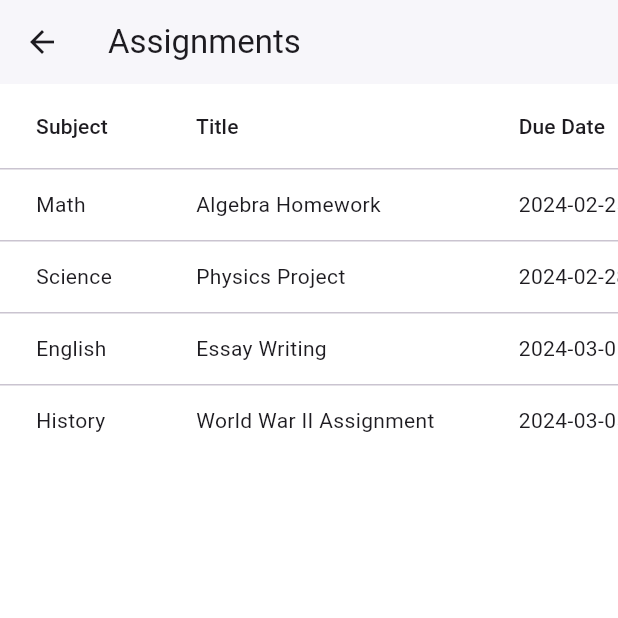
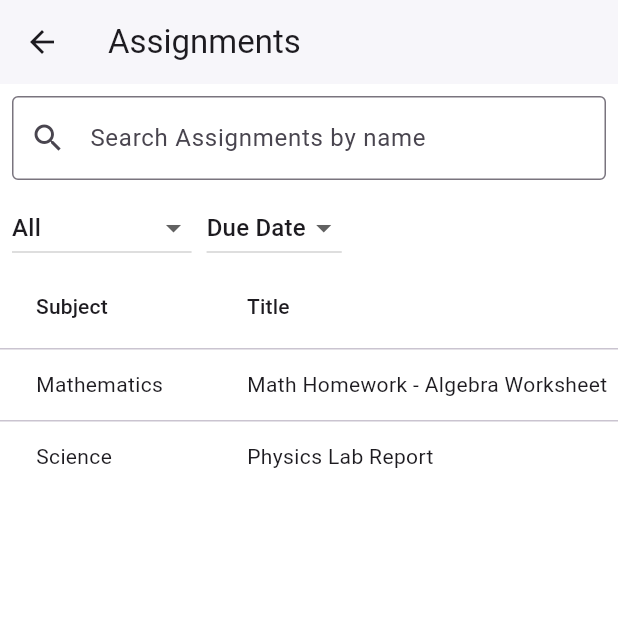
Before and after one commit to Amitkumarkoli/EduBridge, a Flutter app: the AssignmentScreen screen opened directly, on a phone screen of 412 x 824 dp, the top half of it. Run offline on Flutter 3.47's test engine with Material 3 defaults, Android fonts, the phone set to English and light mode, and no system bars; statements that could not run were skipped.

Commit message:
feat on assignment screen

```diff
--- a/lib/features/presentation/screens/assignment_screen.dart
+++ b/lib/features/presentation/screens/assignment_screen.dart
@@ -1,17 +1,82 @@
 import 'package:flutter/material.dart';
+import 'assignment_detail_screen.dart';
 
-class AssignmentScreen extends StatelessWidget {
+class AssignmentScreen extends StatefulWidget {
   const AssignmentScreen({super.key});
 
   @override
+  _AssignmentScreenState createState() => _AssignmentScreenState();
+}
+
+class _AssignmentScreenState extends State<AssignmentScreen> {
+  String selectedSubject = 'All';
+  String selectedSort = 'Due Date';
+  String searchQuery = '';
+
+  final List<Map<String, String>> assignments = [
+    {
+      'subject': 'Mathematics',
+      'title': 'Math Homework - Algebra Worksheet',
+      'dueDate': '2024-07-15',
+      'status': 'Submitted',
+      'assignedDate': '2024-07-10',
+      'description':
+          'Solve the algebra worksheet covering linear equations and quadratic expressions.',
+      'attachedFile': 'Algebra_Worksheet.pdf',
+      'submissionDate': '2024-07-14',
+      'feedback': 'Good attempt! Work on quadratic equations.',
+      'resubmission': 'No',
+    },
+    {
+      'subject': 'Science',
+      'title': 'Physics Lab Report',
+      'dueDate': '2024-07-20',
+      'status': 'Not Submitted',
+      'assignedDate': '2024-07-12',
+      'description': 'Write a lab report on Newton’s second law of motion.',
+      'attachedFile': '',
+      'submissionDate': '',
+      'feedback': '',
+      'resubmission': '',
+    },
+  ];
+
+  @override
   Widget build(BuildContext context) {
+    List<Map<String, String>> filteredAssignments =
+        assignments.where((assignment) {
+      bool matchesSubject =
+          selectedSubject == 'All' || assignment['subject'] == selectedSubject;
+
+      bool matchesSearch = searchQuery.isEmpty ||
+          assignment['title']!
+              .toLowerCase()
+              .contains(searchQuery.toLowerCase());
+
+      return matchesSubject && matchesSearch;
+    }).toList();
+
+    filteredAssignments.sort((a, b) {
+      if (selectedSort == 'Due Date') {
+        return a['dueDate']!.compareTo(b['dueDate']!);
+      } else if (selectedSort == 'Status') {
+        return a['status']!.compareTo(b['status']!);
+      }
+      return 0;
+    });
+
     return Scaffold(
       appBar: AppBar(
-        title: Text('Assignments'),
+        title: const Text('Assignments'),
         backgroundColor: Colors.white,
         elevation: 1,
       ),
-      body: SingleChildScrollView(
+      body: Column(
+        children: [
+          _buildSearchBar(),
+          _buildFilters(),
+          Expanded(
+            child: SingleChildScrollView(
               scrollDirection: Axis.horizontal,
               child: DataTable(
                 columns: const [
@@ -21,60 +86,90 @@ class AssignmentScreen extends StatelessWidget {
                   DataColumn(label: Text('Status')),
                   DataColumn(label: Text('Action')),
                 ],
-          rows: [
-            _buildDataRow('Math', 'Algebra Homework', '2024-02-25', 'Pending', context),
-            _buildDataRow('Science', 'Physics Project', '2024-02-28', 'Completed', context),
-            _buildDataRow('English', 'Essay Writing', '2024-03-01', 'Pending', context),
-            _buildDataRow('History', 'World War II Assignment', '2024-03-05', 'Pending', context),
+                rows: filteredAssignments.map((assignment) {
+                  return _buildDataRow(assignment, context);
+                }).toList(),
+              ),
+            ),
+          ),
         ],
+      ),
+    );
+  }
+
+  Widget _buildSearchBar() {
+    return Padding(
+      padding: const EdgeInsets.all(8.0),
+      child: TextField(
+        onChanged: (value) {
+          setState(() {
+            searchQuery = value;
+          });
+        },
+        decoration: const InputDecoration(
+          hintText: 'Search Assignments by name',
+          prefixIcon: Icon(Icons.search),
+          border: OutlineInputBorder(),
         ),
       ),
     );
   }
 
-  DataRow _buildDataRow(String subject, String title, String dueDate, String status, BuildContext context) {
+  Widget _buildFilters() {
+    return Padding(
+      padding: const EdgeInsets.symmetric(horizontal: 8.0),
+      child: Row(
+        children: [
+          DropdownButton<String>(
+            value: selectedSubject,
+            onChanged: (value) {
+              setState(() {
+                selectedSubject = value!;
+              });
+            },
+            items: ['All', 'Mathematics', 'Science']
+                .map((subject) =>
+                    DropdownMenuItem(value: subject, child: Text(subject)))
+                .toList(),
+          ),
+          const SizedBox(width: 10),
+          DropdownButton<String>(
+            value: selectedSort,
+            onChanged: (value) {
+              setState(() {
+                selectedSort = value!;
+              });
+            },
+            items: ['Due Date', 'Status']
+                .map((sort) => DropdownMenuItem(value: sort, child: Text(sort)))
+                .toList(),
+          ),
+        ],
+      ),
+    );
+  }
+
+  DataRow _buildDataRow(Map<String, String> assignment, BuildContext context) {
     return DataRow(cells: [
-      DataCell(Text(subject)),
-      DataCell(Text(title)),
-      DataCell(Text(dueDate)),
-      DataCell(Text(status)),
+      DataCell(Text(assignment['subject']!)),
+      DataCell(Text(assignment['title']!)),
+      DataCell(Text(assignment['dueDate']!)),
+      DataCell(Text(assignment['status'] == 'Submitted'
+          ? '✅ Submitted'
+          : '❌ Not Submitted')),
       DataCell(
         TextButton(
           onPressed: () {
-            _showAssignmentDetail(context, subject, title, dueDate, status);
+            Navigator.push(
+                context,
+                MaterialPageRoute(
+                  builder: (context) =>
+                      AssignmentDetailScreen(assignment: assignment),
+                ));
           },
-          child: Text('View Details'),
+          child: const Text('View Details'),
         ),
       ),
     ]);
   }
-
-  void _showAssignmentDetail(BuildContext context, String subject, String title, String dueDate, String status) {
-    showDialog(
-      context: context,
-      builder: (BuildContext context) {
-        return AlertDialog(
-          title: Text('Assignment Details'),
-          content: Column(
-            mainAxisSize: MainAxisSize.min,
-            crossAxisAlignment: CrossAxisAlignment.start,
-            children: [
-              Text('Subject: $subject'),
-              Text('Title: $title'),
-              Text('Due Date: $dueDate'),
-              Text('Status: $status'),
-            ],
-          ),
-          actions: [
-            TextButton(
-              onPressed: () {
-                Navigator.of(context).pop();
-              },
-              child: Text('Close'),
-            ),
-          ],
-        );
-      },
-    );
 }
-}
--- a/pubspec.yaml
+++ b/pubspec.yaml
@@ -36,6 +36,7 @@ dependencies:
   # Use with the CupertinoIcons class for iOS style icons.
   cupertino_icons: ^1.0.8
   provider: ^6.1.2
+  intl: ^0.20.2
 
 dev_dependencies:
   flutter_test:
```
Also changed, not shown: lib/features/presentation/screens/assignment_detail_screen.dart (added, +63 -0 lines), pubspec.lock. Lines whose indentation alone changed are shown as unchanged.
